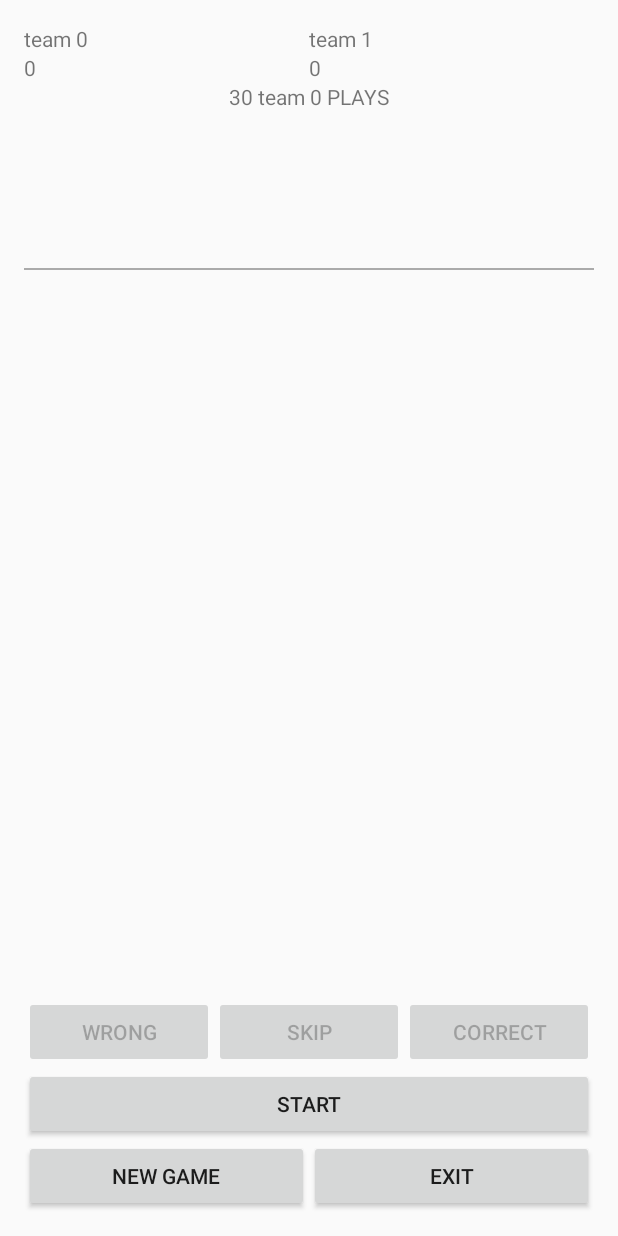
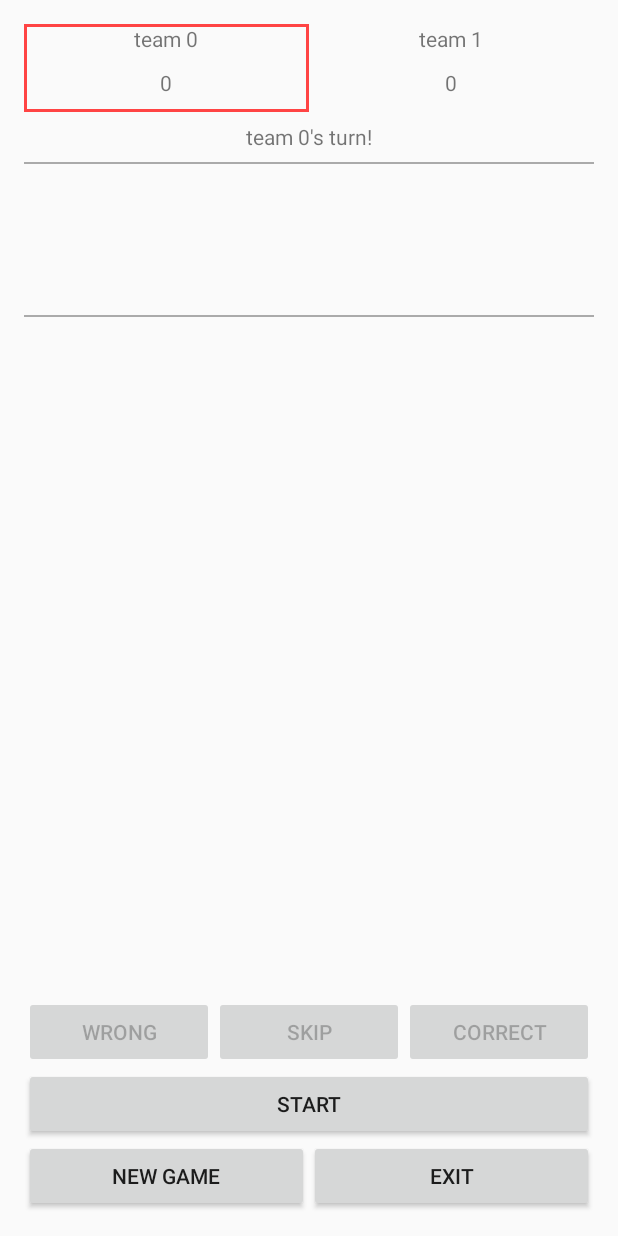
Before and after one commit to condiom/tabu, an Android app: the Game screen opened directly, with no data from a screen before it, on a phone screen of 412 x 824 dp. Run offline under Robolectric (Android 15) with nearby library versions, the phone set to English and light mode, and no system bars.

Commit message:
minor bugfixes on timer added circle progress bar on timer added rectangles for indicating current team -- need width fix //TODO pause menu with ads //TODO radiobuttons - add infinite mode and implement all modes //TODO remove start button and implement "Touch screen to start" //TODO 'pause' and 'exit' buttons remain at GAME layout but 'new game' and 'continue' go to MAIN layout

```diff
--- a/app/src/main/java/tratrafe2/condiom/tambu/Game.java
+++ b/app/src/main/java/tratrafe2/condiom/tambu/Game.java
@@ -1,5 +1,7 @@
 package tratrafe2.condiom.tambu;
 
+import android.animation.ObjectAnimator;
+import android.annotation.TargetApi;
 import android.app.Activity;
 import android.app.AlertDialog;
 import android.content.Context;
@@ -7,16 +9,24 @@ import android.content.DialogInterface;
 import android.content.SharedPreferences;
 import android.content.res.ColorStateList;
 import android.graphics.Color;
+import android.graphics.drawable.GradientDrawable;
+import android.os.Build;
 import android.os.Bundle;
 import android.os.CountDownTimer;
 import android.view.Gravity;
 import android.view.View;
+import android.view.animation.AlphaAnimation;
+import android.view.animation.Animation;
+import android.view.animation.DecelerateInterpolator;
 import android.widget.Button;
 import android.widget.LinearLayout;
+import android.widget.ProgressBar;
 import android.widget.TextView;
 import android.widget.Toast;
 
 import com.google.gson.Gson;
+
+import java.text.DateFormat;
 
 import static android.widget.Toast.LENGTH_LONG;
 import static android.widget.Toast.LENGTH_SHORT;
@@ -31,9 +41,10 @@ public class Game extends Activity {
 
     CountDownTimer cdt;
 
-    LinearLayout llTeamNames, llTeamScores;
+    ProgressBar pbar;
+    LinearLayout llTeamNames, llTeamScores , llindicators;
     TextView timer, txt1, txt2, txt3, txt4, txt5, txtMain;
-    TextView teamNames[], teamScores[];
+    TextView teamNames[], teamScores[],indicators[];
     Button btnStart, btnWrong, btnSkip, btnCorrect, btnNewGame;
 
     int Scores[];
@@ -84,6 +95,7 @@ public class Game extends Activity {
         }
         Scores = new int[NumOfTeams];
         teamNames = new TextView[NumOfTeams];
+        indicators=new TextView[NumOfTeams];
         teamScores = new TextView[NumOfTeams];
         teamPlaying = sharedPref.getInt("teamPlaying", 0);
         MAXFILES = sharedPref.getInt("MAXFILES", 2);
@@ -131,6 +143,7 @@ public class Game extends Activity {
         btnWrong = (Button) findViewById(R.id.btnWrong);
         llTeamNames = (LinearLayout) findViewById(R.id.llteamNames);
         llTeamScores = (LinearLayout) findViewById(R.id.llteamScores);
+        llindicators = (LinearLayout) findViewById(R.id.llindicators);
         btnNewGame = (Button) findViewById(R.id.btnNewGame);
         btnCorrect.setEnabled(false);
         btnWrong.setEnabled(false);
@@ -148,7 +161,7 @@ public class Game extends Activity {
         oldColors = txt1.getTextColors(); //save original colors
 
         //timer.setText(String.format("%d:%03d", realTime, 0));
-        timer.setText(currentTime + " " + teamNamesStr[teamPlaying] + " PLAYS");
+        timer.setText(teamNamesStr[teamPlaying] + "'s turn!");
         txt1.setText("");
         txt2.setText("");
         txt3.setText("");
@@ -159,24 +172,39 @@ public class Game extends Activity {
 
     /**
      * initialise Variables
+     * //TODO me kapio tropo na kamoume ta indicators (rectangles) na exoun to size tou onomatos tis omadas.
      */
+    @TargetApi(Build.VERSION_CODES.JELLY_BEAN_MR1)
     public void initializeVariables() {
-        LinearLayout.LayoutParams lp = new LinearLayout.LayoutParams(LinearLayout.LayoutParams.WRAP_CONTENT, LinearLayout.LayoutParams.WRAP_CONTENT);
+        LinearLayout.LayoutParams lp = new LinearLayout.LayoutParams(LinearLayout.LayoutParams.WRAP_CONTENT, LinearLayout.LayoutParams.MATCH_PARENT);
+
         lp.weight = 1.0f;
         lp.gravity = Gravity.CENTER_VERTICAL;
         for (int i = 0; i < NumOfTeams; i++) {
+
             teamNames[i] = new TextView(this);
             teamNames[i].setText(teamNamesStr[i]);
+            teamNames[i].setTextAlignment(View.TEXT_ALIGNMENT_CENTER);
+
             teamScores[i] = new TextView(this);
             teamScores[i].setText(Scores[i] + "");
+            teamScores[i].setTextAlignment(View.TEXT_ALIGNMENT_CENTER);
+
+            indicators[i]=new TextView(this);
+            indicators[i].setBackgroundResource(R.drawable.rectangle_shape);
+            indicators[i].setTextAlignment(View.TEXT_ALIGNMENT_CENTER);
+            indicators[i].setVisibility(View.INVISIBLE);
 
             teamNames[i].setLayoutParams(lp);
             teamScores[i].setLayoutParams(lp);
+            indicators[i].setLayoutParams(lp);
 
             llTeamNames.addView(teamNames[i]);
             llTeamScores.addView(teamScores[i]);
+            llindicators.addView(indicators[i]);
 
         }
+        indicators[teamPlaying].setVisibility(View.VISIBLE);
         updateScores();
     }
 
@@ -196,21 +224,26 @@ public class Game extends Activity {
     }
 
     /**
-     * Metritis pros ta katw arxizontas p to minutes.
+     * Metritis pros ta katw arxizontas p to seconds.
      *
      * @param minutes
      */
     int currentTime = 0;
 
-    public void startCounter(int minutes) {
+    public void startCounter(int seconds) {
+        pbar= (ProgressBar) findViewById(R.id.progressBar);
         timer.setTextColor(oldColors);
-        cdt = new CountDownTimer(minutes * 1000, 10) {
+        pbar.setVisibility(View.VISIBLE);
+        cdt = new CountDownTimer(seconds * 1000, 10) {
                     @Override
                     public void onTick(long milisUntilFinished) {
-                        timer.setText(milisUntilFinished / 1000 + " " + teamNamesStr[teamPlaying] + " PLAYS");
+                       pbar.setProgress((pbar.getProgress()+1)%60);
                         if (milisUntilFinished / 1000 <= 10) {
+                            pbar.setVisibility(View.INVISIBLE);
                             timer.setTextColor(Color.RED);
-
+                            timer.setText(String.format("%d:%03d", milisUntilFinished / 1000, milisUntilFinished % 1000));
+                        }else{
+                            timer.setText(milisUntilFinished / 1000 + "");
                         }
                         currentTime = (int) (milisUntilFinished / 1000);
                     }
@@ -218,7 +251,7 @@ public class Game extends Activity {
                     @Override
                     public void onFinish() {
                         teamPlaying = (teamPlaying + 1) % NumOfTeams;
-                        timer.setText("TIME'S UP " + teamNamesStr[teamPlaying] + " PLAYS");
+
                         btnStart.setEnabled(true);
                         btnCorrect.setEnabled(false);
                         btnWrong.setEnabled(false);
@@ -227,6 +260,31 @@ public class Game extends Activity {
                         btnStart.setText("START");
                         paused=!paused;
                         currentTime = realTime;
+
+                        timer.setText("TIME'S UP");
+                        Animation anim = new AlphaAnimation(0.0f, 1.0f);
+                        anim.setDuration(200); //You can manage the time of the blink with this parameter
+                        anim.setStartOffset(0);
+                        anim.setRepeatMode(Animation.REVERSE);
+                        anim.setRepeatCount(10);
+                        timer.startAnimation(anim);
+                        anim.setAnimationListener(new Animation.AnimationListener(){
+                            @Override
+                            public void onAnimationStart(Animation animation) {
+                            }
+                            @Override
+                            public void onAnimationEnd(Animation arg0) {
+                                timer.setTextColor(oldColors);
+                                timer.setText(teamNamesStr[teamPlaying] + "'s turn!");
+                                for(int i=0;i<indicators.length;i++){
+                                    indicators[i].setVisibility(View.INVISIBLE);
+                                }
+                                indicators[teamPlaying].setVisibility(View.VISIBLE);
+                            }
+                            @Override
+                            public void onAnimationRepeat(Animation animation) {
+                            }
+                        });
                     }
                 }.start();
     }
@@ -256,9 +314,9 @@ public class Game extends Activity {
         if (index == -1) {
             if (countFiles >= MAXFILES) {
                 countFiles = 0;
-                Toast.makeText(this, "Last Card pack is done! Check for updates.", LENGTH_LONG).show();
+                //Toast.makeText(this, "Last Card pack is done! Check for updates.", LENGTH_LONG).show();
             } else {
-                Toast.makeText(this, "Card pack: " + (countFiles) + " is done!", LENGTH_SHORT).show();
+                //Toast.makeText(this, "Card pack: " + (countFiles) + " is done!", LENGTH_SHORT).show();
             }
             int nextFile = getResources().getIdentifier("words" + (++countFiles), "raw", getPackageName());
             cardArray = Card.initArray(this, nextFile);
@@ -337,7 +395,9 @@ public class Game extends Activity {
             btnWrong.setEnabled(false);
             btnSkip.setEnabled(false);
             btnNewGame.setEnabled(true);
+            pbar.setProgress(0);
             cdt.cancel();
+
         }
     }
 
@@ -360,7 +420,12 @@ public class Game extends Activity {
                         txt4.setText("");
                         txt5.setText("");
                         txtMain.setText("");
-                        timer.setText(String.format("%d:%03d", currentTime, 0) + " " + teamNamesStr[teamPlaying] + " PLAYS");
+                        timer.setTextColor(oldColors);
+                        timer.setText(teamNamesStr[teamPlaying] + "'s turn!");
+                        for(int i=0;i<indicators.length;i++){
+                            indicators[i].setVisibility(View.INVISIBLE);
+                        }
+                        indicators[teamPlaying].setVisibility(View.VISIBLE);
                         updateScores();
                     }
                 })
--- a/app/src/main/java/tratrafe2/condiom/tambu/Settings.java
+++ b/app/src/main/java/tratrafe2/condiom/tambu/Settings.java
@@ -88,7 +88,7 @@ public class Settings extends Activity {
             //TODO
            // realTime=30;
            // just fo testing
-            realTime=10;
+            realTime=12;
         }else{
             realTime=((timeBar.getProgress() * 30)+30);
         }
--- /dev/null
+++ b/app/src/main/res/drawable/circle_shape.xml
@@ -0,0 +1,11 @@
+<?xml version="1.0" encoding="utf-8"?>
+<shape
+    xmlns:android="http://schemas.android.com/apk/res/android"
+    android:shape="ring"
+    android:innerRadius="15sp"
+    android:thickness="1dp"
+    android:useLevel="false">
+
+    <solid android:color="@android:color/white" />
+
+</shape>
--- /dev/null
+++ b/app/src/main/res/drawable/circular_progress_bar.xml
@@ -0,0 +1,18 @@
+<?xml version="1.0" encoding="utf-8"?>
+<rotate xmlns:android="http://schemas.android.com/apk/res/android"
+    android:fromDegrees="270"
+    android:toDegrees="270">
+    <shape
+        android:innerRadius="15sp"
+        android:shape="ring"
+        android:thickness="1dp"
+        android:useLevel="true"><!-- this line fixes the issue for lollipop api 21 -->
+
+        <gradient
+            android:angle="0"
+            android:endColor="@android:color/darker_gray"
+            android:startColor="@android:color/darker_gray"
+            android:type="sweep"
+            android:useLevel="false" />
+    </shape>
+</rotate>
--- /dev/null
+++ b/app/src/main/res/drawable/rectangle_shape.xml
@@ -0,0 +1,12 @@
+<?xml version="1.0" encoding="utf-8"?>
+<shape
+    xmlns:android="http://schemas.android.com/apk/res/android"
+    android:shape="rectangle"
+    android:innerRadius="2sp"
+    android:thickness="2dp"
+    android:useLevel="false">
+
+    <stroke android:color="@android:color/holo_red_light"
+        android:width="2sp"/>
+
+</shape>
--- a/app/src/main/res/layout/activity_game.xml
+++ b/app/src/main/res/layout/activity_game.xml
@@ -1,5 +1,6 @@
 <?xml version="1.0" encoding="utf-8"?>
 <RelativeLayout xmlns:android="http://schemas.android.com/apk/res/android"
+    xmlns:app="http://schemas.android.com/apk/res-auto"
     xmlns:tools="http://schemas.android.com/tools"
     android:layout_width="match_parent"
     android:layout_height="match_parent"
@@ -10,147 +11,201 @@
     tools:context="tratrafe2.condiom.tambu.Game">
 
     <LinearLayout
-        android:orientation="vertical"
         android:layout_width="match_parent"
         android:layout_height="match_parent"
-        android:layout_alignParentTop="true"
         android:layout_alignParentLeft="true"
-        android:layout_alignParentStart="true">
+        android:layout_alignParentStart="true"
+        android:orientation="vertical">
+
+        <FrameLayout
+            android:layout_width="match_parent"
+            android:layout_height="wrap_content"
+            android:layout_weight="0.05">
 
             <LinearLayout
                 android:orientation="horizontal"
                 android:layout_width="match_parent"
-            android:layout_height="wrap_content"
-            android:id="@+id/llteamNames">
+                android:layout_height="match_parent"
+                android:id="@+id/llindicators">
 
-        </LinearLayout>
-
-        <LinearLayout
-            android:orientation="horizontal"
-            android:layout_width="match_parent"
-            android:layout_height="wrap_content"
-            android:id="@+id/llteamScores">
-
-
-        </LinearLayout>
-
-        <LinearLayout
-            android:orientation="horizontal"
-            android:layout_width="match_parent"
-            android:layout_height="wrap_content">
-
-            <TextView
-                android:text="TIMER"
-                android:layout_width="match_parent"
-                android:layout_height="wrap_content"
-                android:id="@+id/txtTimer"
-                android:layout_alignParentTop="true"
-                android:layout_centerHorizontal="true"
-                android:layout_weight="1"
-                android:gravity="center_horizontal" />
             </LinearLayout>
 
             <LinearLayout
                 android:orientation="vertical"
                 android:layout_width="match_parent"
+                android:layout_height="match_parent">
+
+                <LinearLayout
+                    android:id="@+id/llteamNames"
+                    android:layout_width="match_parent"
+                    android:layout_height="match_parent"
+                    android:orientation="horizontal"
+                    android:layout_weight="0.05">
+
+                    android:background="@drawable/rectangle_shape"
+                </LinearLayout>
+
+                <LinearLayout
+                    android:id="@+id/llteamScores"
+                    android:layout_width="match_parent"
+                    android:layout_height="match_parent"
+                    android:orientation="horizontal"
+                    android:layout_weight="0.05">
+
+
+                </LinearLayout>
+            </LinearLayout>
+
+        </FrameLayout>
+
+        <FrameLayout
+            android:layout_width="match_parent"
+            android:layout_height="33dp">
+
+            <RelativeLayout
+                android:layout_width="wrap_content"
+                android:layout_height="wrap_content">
+
+                <TextView
+                    android:id="@+id/txtTimer"
+                    android:layout_width="match_parent"
                     android:layout_height="wrap_content"
-            android:layout_alignParentTop="true"
+                    android:layout_weight="1"
+                    android:text="TIMER"
+                    android:gravity="center"
+                    android:layout_centerVertical="true"
+                    android:layout_alignParentLeft="true"
+                    android:layout_alignParentStart="true" />
+
+                <ProgressBar
+                    android:id="@+id/progressBar"
+                    style="@android:style/Widget.Material.Light.ProgressBar.Horizontal"
+                    android:layout_width="50dp"
+                    android:layout_height="50dp"
+                    android:background="@drawable/circle_shape"
+                    android:indeterminate="false"
+                    android:max="60"
+                    android:progress="0"
+                    android:progressDrawable="@drawable/circular_progress_bar"
+                    tools:targetApi="lollipop"
+                    android:layout_centerHorizontal="true"
+                    android:visibility="invisible" />
+
+            </RelativeLayout>
+        </FrameLayout>
+
+        <View
+            android:layout_width="match_parent"
+            android:layout_height="1dp"
+            android:background="@android:color/darker_gray" />
+
+        <LinearLayout
+            android:layout_width="match_parent"
+            android:layout_height="wrap_content"
             android:layout_alignParentLeft="true"
             android:layout_alignParentStart="true"
+            android:layout_alignParentTop="true"
+            android:layout_weight="1.01"
 
-            android:layout_weight="1.01"
             android:gravity="center_vertical|center_horizontal"
+            android:orientation="vertical"
 
             >
+
 
             <TextView
                 android:id="@+id/txtMain"
                 android:layout_width="match_parent"
                 android:layout_height="wrap_content"
+                android:layout_weight="1"
                 android:gravity="center"
                 android:text="MAIN WORD"
-                android:textSize="20sp"
-                android:layout_weight="1"
-                android:textStyle="normal|bold"/>
+                android:textSize="24sp"
+                android:textStyle="normal|bold" />
 
             <View
                 android:layout_width="match_parent"
                 android:layout_height="1dp"
-                android:background="@android:color/darker_gray"/>
+                android:background="@android:color/darker_gray" />
 
             <TextView
                 android:id="@+id/txt1"
                 android:layout_width="match_parent"
                 android:layout_height="wrap_content"
+                android:layout_weight="1"
                 android:gravity="center"
                 android:text="WORD1"
-                android:layout_weight="1"/>
+                android:textSize="16sp" />
 
             <TextView
                 android:id="@+id/txt2"
                 android:layout_width="match_parent"
                 android:layout_height="wrap_content"
+                android:layout_weight="1"
                 android:gravity="center"
                 android:text="WORD2"
-                android:layout_weight="1"/>
+                android:textSize="16sp" />
 
             <TextView
                 android:id="@+id/txt3"
                 android:layout_width="match_parent"
                 android:layout_height="wrap_content"
+                android:layout_weight="1"
                 android:gravity="center"
                 android:text="WORD3"
-                android:layout_weight="1"/>
+                android:textSize="16sp" />
 
             <TextView
                 android:id="@+id/txt4"
                 android:layout_width="match_parent"
                 android:layout_height="wrap_content"
+                android:layout_weight="1"
                 android:gravity="center"
                 android:text="WORD4"
-                android:layout_weight="1"/>
+                android:textSize="16sp" />
 
             <TextView
-                android:text="WORD5"
+                android:id="@+id/txt5"
                 android:layout_width="match_parent"
                 android:layout_height="wrap_content"
-                android:id="@+id/txt5"
+                android:layout_weight="1"
                 android:gravity="center"
-                android:layout_weight="1" />
+                android:text="WORD5"
+                android:textSize="16sp" />
         </LinearLayout>
 
         <LinearLayout
-            android:orientation="vertical"
             android:layout_width="match_parent"
-            android:layout_height="wrap_content">
+            android:layout_height="wrap_content"
+            android:orientation="vertical">
 
             <LinearLayout
-                android:orientation="horizontal"
                 android:layout_width="match_parent"
                 android:layout_height="match_parent"
-                android:layout_weight="0.32">
+                android:layout_weight="0.32"
+                android:orientation="horizontal">
 
                 <Button
+                    android:id="@+id/btnWrong"
                     android:layout_width="wrap_content"
                     android:layout_height="wrap_content"
                     android:layout_alignParentBottom="true"
                     android:layout_alignParentLeft="true"
                     android:layout_alignParentStart="true"
-                    android:text="Wrong"
+                    android:layout_weight="1"
                     android:onClick="WrongClick"
-                    android:layout_weight="1"
-                    android:id="@+id/btnWrong" />
+                    android:text="Wrong" />
 
                 <Button
                     android:id="@+id/btnSkip"
                     android:layout_width="wrap_content"
                     android:layout_height="wrap_content"
-                    android:text="SKIP"
-                    android:onClick="SkipClick"
                     android:layout_alignBaseline="@+id/wrongBtn"
                     android:layout_alignBottom="@+id/wrongBtn"
                     android:layout_centerHorizontal="true"
-                    android:layout_weight="1" />
+                    android:layout_weight="1"
+                    android:onClick="SkipClick"
+                    android:text="SKIP" />
 
                 <Button
                     android:id="@+id/btnCorrect"
@@ -159,40 +214,40 @@
                     android:layout_alignParentEnd="true"
                     android:layout_alignParentRight="true"
                     android:layout_alignTop="@+id/btnSkip"
-                    android:text="CORRECT"
+                    android:layout_weight="1"
                     android:onClick="CorrectClick"
-                    android:layout_weight="1" />
+                    android:text="CORRECT" />
 
             </LinearLayout>
 
             <Button
-                android:text="Start"
+                android:id="@+id/btnStart"
                 android:layout_width="match_parent"
                 android:layout_height="wrap_content"
-                android:id="@+id/btnStart"
-                android:onClick="StartClick" />
+                android:onClick="StartClick"
+                android:text="Start" />
 
             <LinearLayout
-                android:orientation="horizontal"
                 android:layout_width="match_parent"
                 android:layout_height="match_parent"
-                android:layout_weight="0.32">
+                android:layout_weight="0.32"
+                android:orientation="horizontal">
 
                 <Button
-                    android:text="New Game"
+                    android:id="@+id/btnNewGame"
                     android:layout_width="match_parent"
                     android:layout_height="wrap_content"
-                    android:id="@+id/btnNewGame"
                     android:layout_weight="1"
-                    android:onClick="newGameClick"/>
+                    android:onClick="newGameClick"
+                    android:text="New Game" />
 
                 <Button
-                    android:text="Exit"
+                    android:id="@+id/btnExit"
                     android:layout_width="match_parent"
                     android:layout_height="wrap_content"
-                    android:id="@+id/btnExit"
+                    android:layout_weight="1"
                     android:onClick="exitClick"
-                    android:layout_weight="1" />
+                    android:text="Exit" />
 
             </LinearLayout>
 
```
Lines whose indentation alone changed are shown as unchanged.
